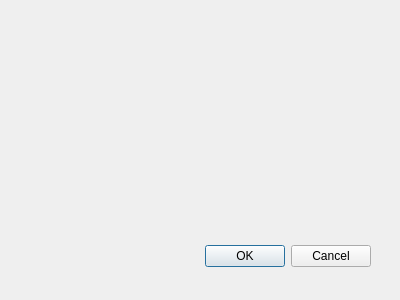
The window that DronePark1/DronePark1/newschedule.ui (Nomen-Naught/DronePark1) describes before a commit, drawn with Qt 5.
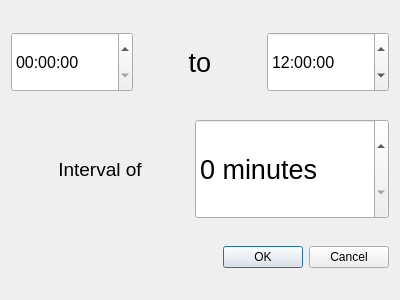
The same window after the commit.

Commit message: Working on being able to edit the schedule

```diff
--- a/DronePark1/DronePark1/newschedule.ui
+++ b/DronePark1/DronePark1/newschedule.ui
@@ -13,22 +13,117 @@
   <property name="windowTitle">
    <string>Dialog</string>
   </property>
-  <widget class="QDialogButtonBox" name="buttonBox">
-   <property name="geometry">
-    <rect>
-     <x>30</x>
-     <y>240</y>
-     <width>341</width>
-     <height>32</height>
-    </rect>
-   </property>
-   <property name="orientation">
-    <enum>Qt::Horizontal</enum>
-   </property>
-   <property name="standardButtons">
-    <set>QDialogButtonBox::Cancel|QDialogButtonBox::Ok</set>
-   </property>
-  </widget>
+  <layout class="QVBoxLayout" name="verticalLayout">
+   <item>
+    <layout class="QHBoxLayout" name="horizontalLayout">
+     <item>
+      <widget class="QTimeEdit" name="fromTimeEdit">
+       <property name="minimumSize">
+        <size>
+         <width>100</width>
+         <height>60</height>
+        </size>
+       </property>
+       <property name="font">
+        <font>
+         <pointsize>12</pointsize>
+        </font>
+       </property>
+      </widget>
+     </item>
+     <item>
+      <widget class="QLabel" name="label">
+       <property name="font">
+        <font>
+         <pointsize>20</pointsize>
+        </font>
+       </property>
+       <property name="text">
+        <string>to</string>
+       </property>
+       <property name="alignment">
+        <set>Qt::AlignCenter</set>
+       </property>
+      </widget>
+     </item>
+     <item>
+      <widget class="QTimeEdit" name="toTimeEdit">
+       <property name="minimumSize">
+        <size>
+         <width>100</width>
+         <height>60</height>
+        </size>
+       </property>
+       <property name="font">
+        <font>
+         <pointsize>12</pointsize>
+        </font>
+       </property>
+       <property name="time">
+        <time>
+         <hour>12</hour>
+         <minute>0</minute>
+         <second>0</second>
+        </time>
+       </property>
+      </widget>
+     </item>
+    </layout>
+   </item>
+   <item>
+    <layout class="QHBoxLayout" name="horizontalLayout_2">
+     <item>
+      <widget class="QLabel" name="label_2">
+       <property name="font">
+        <font>
+         <pointsize>14</pointsize>
+        </font>
+       </property>
+       <property name="text">
+        <string>Interval of</string>
+       </property>
+       <property name="alignment">
+        <set>Qt::AlignCenter</set>
+       </property>
+      </widget>
+     </item>
+     <item>
+      <widget class="QSpinBox" name="intervalSpinBox">
+       <property name="minimumSize">
+        <size>
+         <width>75</width>
+         <height>100</height>
+        </size>
+       </property>
+       <property name="font">
+        <font>
+         <pointsize>20</pointsize>
+        </font>
+       </property>
+       <property name="suffix">
+        <string> minutes</string>
+       </property>
+       <property name="maximum">
+        <number>1440</number>
+       </property>
+       <property name="singleStep">
+        <number>15</number>
+       </property>
+      </widget>
+     </item>
+    </layout>
+   </item>
+   <item>
+    <widget class="QDialogButtonBox" name="buttonBox">
+     <property name="orientation">
+      <enum>Qt::Horizontal</enum>
+     </property>
+     <property name="standardButtons">
+      <set>QDialogButtonBox::Cancel|QDialogButtonBox::Ok</set>
+     </property>
+    </widget>
+   </item>
+  </layout>
  </widget>
  <resources/>
  <connections>
```
Left out of the diff: 8 changed lines with no effect on the pictures. The commit also changes 8 other files.
